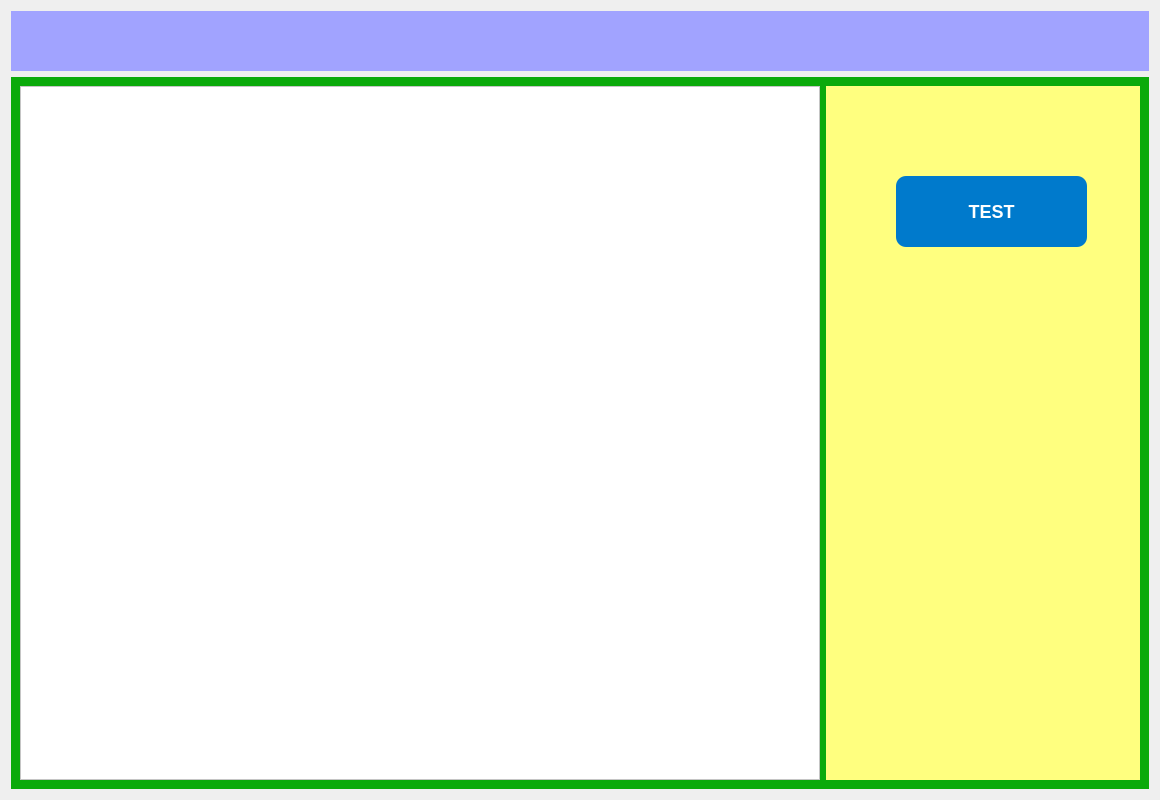
The window that viewplay.ui (EDK367/BoxBuilder_TC) describes before a commit, drawn with Qt 5.
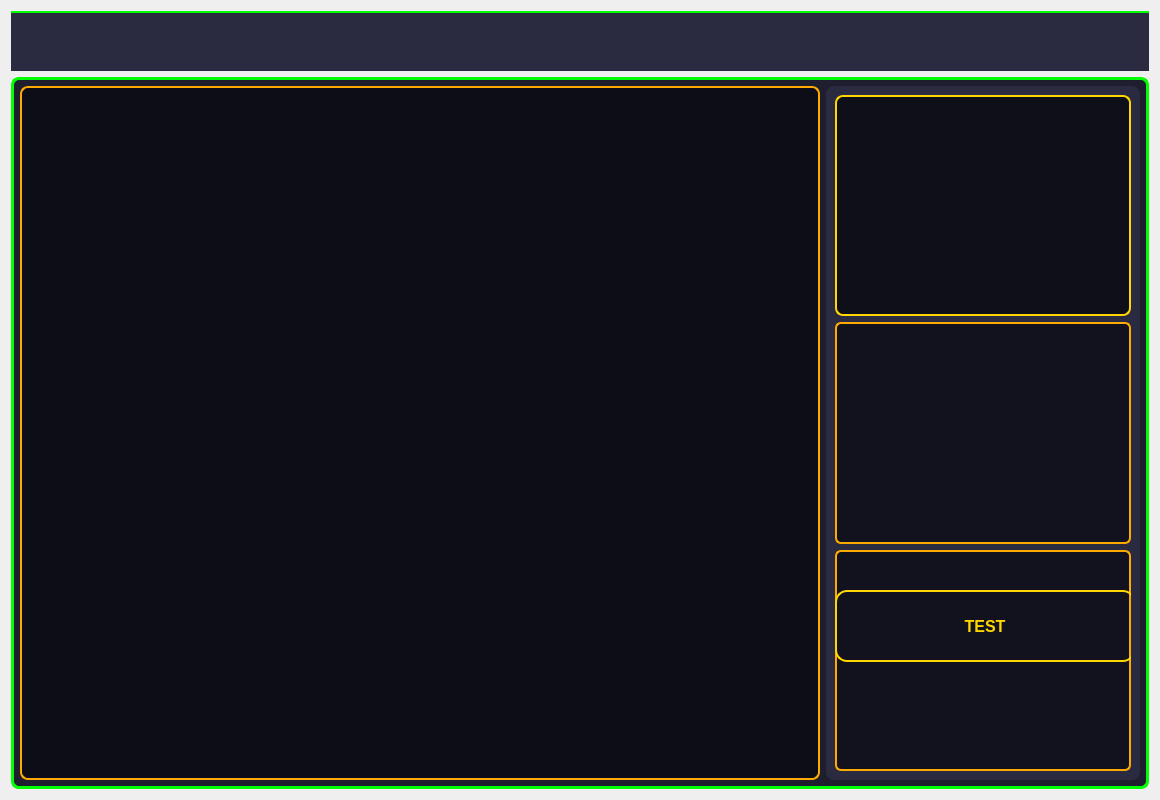
The same window after the commit.

Diff of the .ui file:
```diff
--- a/viewplay.ui
+++ b/viewplay.ui
@@ -13,6 +13,9 @@
   <property name="windowTitle">
    <string>Frame</string>
   </property>
+  <property name="styleSheet">
+   <string notr="true"/>
+  </property>
   <layout class="QGridLayout" name="gridLayout">
    <item row="0" column="0">
     <widget class="QWidget" name="nav" native="true">
@@ -35,14 +38,22 @@
       </size>
      </property>
      <property name="styleSheet">
-      <string notr="true">background-color: rgb(161, 163, 255)</string>
+      <string notr="true">QWidget#nav {
+    background-color: #2a2a40;
+    border-top: 2px solid #00ff00;
+    border-radius: 0;
+}</string>
      </property>
     </widget>
    </item>
    <item row="1" column="0">
     <widget class="QWidget" name="container" native="true">
      <property name="styleSheet">
-      <string notr="true">background-color: rgb(11, 170, 11)</string>
+      <string notr="true">QWidget#container {
+    background-color: #1e1e2f;
+    border: 3px solid #00ff00;
+    border-radius: 8px;
+}</string>
      </property>
      <layout class="QHBoxLayout" name="horizontalLayout" stretch="70,30">
       <item>
@@ -60,7 +71,45 @@
          </size>
         </property>
         <property name="styleSheet">
-         <string notr="true">background-color: rgb(255, 255, 255)</string>
+         <string notr="true">QScrollArea#scrollBoard {
+    border: none;
+    background-color: transparent;
+}
+
+QScrollArea#scrollBoard QScrollBar:vertical {
+    width: 15px;
+    background: transparent;
+    border-left: 1px solid #FFD700;
+    border-radius: 6px;
+}
+
+QScrollArea#scrollBoard QScrollBar::handle:vertical {
+    background: qlineargradient(x1:0, y1:0, x2:0, y2:1, stop:0 #FFD700, stop:1 #f1c40f);
+    min-height: 20px;
+    border-radius: 6px;
+}
+
+QScrollArea#scrollBoard QScrollBar::handle:vertical:hover {
+    background: #ffea00;
+}
+
+QScrollArea#scrollBoard QScrollBar:horizontal {
+    height: 12px;
+    background: transparent;
+    border-top: 1px solid #FFD700;
+    border-radius: 6px;
+}
+
+QScrollArea#scrollBoard QScrollBar::handle:horizontal {
+    background: qlineargradient(x1:0, y1:0, x2:1, y2:0, stop:0 #FFD700, stop:1 #f1c40f);
+    min-width: 20px;
+    border-radius: 6px;
+}
+
+QScrollArea#scrollBoard QScrollBar::handle:horizontal:hover {
+    background: #ffea00;
+}
+</string>
         </property>
         <property name="widgetResizable">
          <bool>true</bool>
@@ -70,10 +119,17 @@
           <rect>
            <x>0</x>
            <y>0</y>
-           <width>798</width>
-           <height>696</height>
+           <width>800</width>
+           <height>698</height>
           </rect>
          </property>
+         <property name="styleSheet">
+          <string notr="true">QWidget#boardW {
+    background-color: #0d0d18;
+    border: 2px solid #ffaa00;
+    border-radius: 8px;
+}</string>
+         </property>
         </widget>
        </widget>
       </item>
@@ -92,26 +148,50 @@
          </size>
         </property>
         <property name="styleSheet">
-         <string notr="true">background-color:rgb(255, 255, 127)</string>
+         <string notr="true">QWidget#optionsGame {
+    background-color: #2a2a40;
+    border-radius: 8px;
+    padding: 10px;
+}</string>
         </property>
-        <widget class="QPushButton" name="pushButton">
-         <property name="geometry">
-          <rect>
-           <x>70</x>
-           <y>90</y>
-           <width>191</width>
-           <height>71</height>
-          </rect>
-         </property>
-         <property name="styleSheet">
-          <string notr="true">QPushButton {
-    background-color: #007ACC;
-    color: white;
-    font-size: 18px;
+        <layout class="QGridLayout" name="gridLayout_2">
+         <item row="3" column="0">
+          <widget class="QWidget" name="moreOption" native="true">
+           <property name="sizePolicy">
+            <sizepolicy hsizetype="Preferred" vsizetype="Expanding">
+             <horstretch>0</horstretch>
+             <verstretch>0</verstretch>
+            </sizepolicy>
+           </property>
+           <property name="styleSheet">
+            <string notr="true">QWidget#moreOption {
+    background-color: #12121f;
+    border: 2px solid #ffaa00;
+    border-radius: 6px;
+}</string>
+           </property>
+           <widget class="QPushButton" name="pushButton">
+            <property name="geometry">
+             <rect>
+              <x>0</x>
+              <y>40</y>
+              <width>300</width>
+              <height>72</height>
+             </rect>
+            </property>
+            <property name="styleSheet">
+             <string notr="true">QPushButton {
+    background-color: qlineargradient(spread:pad, x1:0, y1:0, x2:0, y2:1, 
+                                      stop:0 #1a1a2e, stop:0.5 #16213e, stop:1 #0f3460);
+    color: #FFD700;
+    font-size: 16px;
     font-weight: bold;
-    border-radius: 10px;
-    padding: 12px 24px;
-    border: none;
+    font-family: 'Segoe UI', sans-serif;
+    border-radius: 12px;
+    padding: 14px 28px;
+    border: 2px solid #FFD700;
+    min-width: 120px;
+    min-height: 40px;
 }
 
 QPushButton:hover {
@@ -121,12 +201,115 @@
 QPushButton:pressed {
     background-color: #003F6B;
 }
+
+QPushButton:disabled {
+    background-color: #2c3e50;
+    color: #7f8c8d;
+    border: 2px solid #7f8c8d;
+}
 </string>
-         </property>
-         <property name="text">
-          <string>TEST</string>
-         </property>
-        </widget>
+            </property>
+            <property name="text">
+             <string>TEST</string>
+            </property>
+           </widget>
+          </widget>
+         </item>
+         <item row="2" column="0">
+          <widget class="QWidget" name="powersW" native="true">
+           <property name="sizePolicy">
+            <sizepolicy hsizetype="Preferred" vsizetype="Expanding">
+             <horstretch>0</horstretch>
+             <verstretch>0</verstretch>
+            </sizepolicy>
+           </property>
+           <property name="styleSheet">
+            <string notr="true">QWidget#powersW {
+    background-color: #12121f;
+    border: 2px solid #ffaa00;
+    border-radius: 6px;
+}</string>
+           </property>
+          </widget>
+         </item>
+         <item row="1" column="0">
+          <widget class="QTableWidget" name="tablePlayers">
+           <property name="styleSheet">
+            <string notr="true">QHeaderView::section {
+    background-color: qlineargradient(spread:pad, x1:0, y1:0, x2:1, y2:0, stop:0 #1a1a2e, stop:1 #2c2c44);
+    color: #FFD700;
+    padding: 6px;
+    font-weight: bold;
+    border: 1px solid #FFD700;
+    font-size: 13px;
+    text-align: center;
+}
+
+QTableWidget QTableCornerButton::section {
+    background-color: #1a1a2e;
+    border: 1px solid #FFD700;
+}
+
+QTableWidget {
+    border: 2px solid #FFD700;
+    border-radius: 8px;
+    gridline-color: #FFD700;
+    background-color: #0f0f1a;
+    alternate-background-color: #1a1a2e;
+    selection-background-color: #FFD700;
+    selection-color: black;
+    color: #ecf0f1;
+    font-size: 12px;
+    outline: 0;
+}
+
+QTableWidget::item {
+    padding: 6px;
+}
+
+QTableWidget::item:hover {
+    background-color: #333355;
+    color: #FFD700;
+}
+
+QScrollBar:vertical {
+    width: 12px;
+    background: #0f0f1a;
+    border-left: 1px solid #FFD700;
+    border-radius: 6px;
+}
+
+QScrollBar::handle:vertical {
+    background: qlineargradient(x1:0, y1:0, x2:0, y2:1, stop:0 #FFD700, stop:1 #f1c40f);
+    min-height: 20px;
+    border-radius: 6px;
+}
+
+QScrollBar::handle:vertical:hover {
+    background: #ffea00;
+}
+
+QScrollBar:horizontal {
+    height: 12px;
+    background: #0f0f1a;
+    border-top: 1px solid #FFD700;
+    border-radius: 6px;
+}
+
+QScrollBar::handle:horizontal {
+    background: qlineargradient(x1:0, y1:0, x2:1, y2:0, stop:0 #FFD700, stop:1 #f1c40f);
+    min-width: 20px;
+    border-radius: 6px;
+}
+
+QScrollBar::handle:horizontal:hover {
+    background: #ffea00;
+}
+</string>
+           </property>
+          </widget>
+         </item>
+        </layout>
        </widget>
       </item>
      </layout>
```
Left out of the diff: 11 changed lines with no effect on the pictures.
